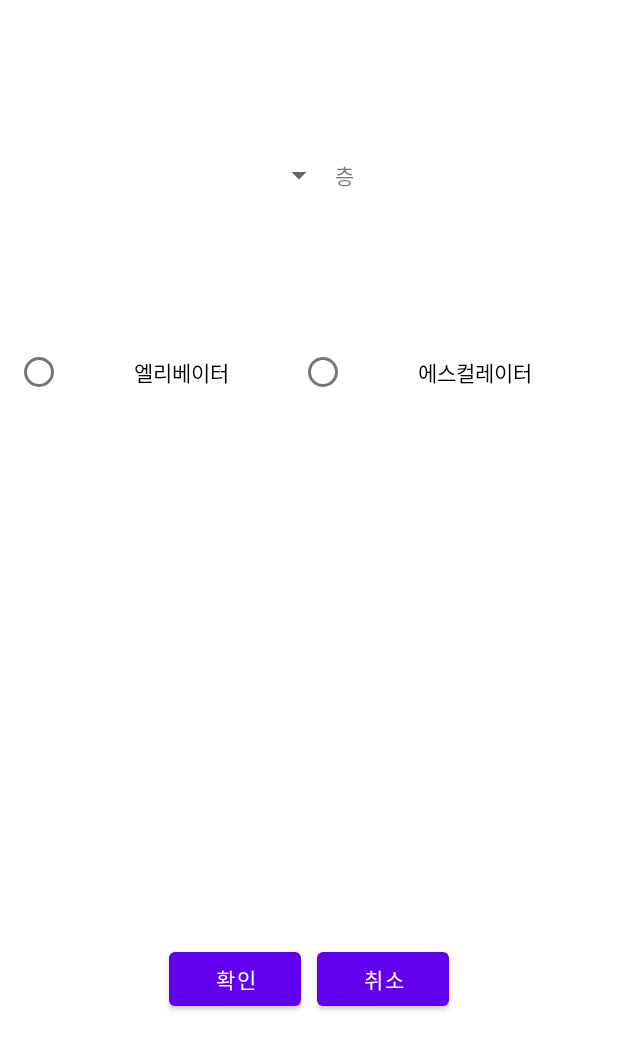
After one commit to buxbee/MartBee, an Android app: the layout custom_dialog.xml on its own in the app's theme, with its tools: preview values and no code run, on a phone screen of 412 x 824 dp. The commit adds this screen. Shown: the top 1050 px of the screen. Run offline under Robolectric (Android 15) with nearby library versions, the phone set to English and light mode, and no system bars.

Commit message:
Add dialog layout, spinner
Custom Dialog

```diff
--- a/app/build.gradle
+++ b/app/build.gradle
@@ -6,7 +6,7 @@ android {
     compileSdk 31
 
     defaultConfig {
-        applicationId "com.example.indoornavi"
+        applicationId "com.example.MartBee"
         minSdk 23
         targetSdk 31
         versionCode 1
--- /dev/null
+++ b/app/src/main/java/com/example/MartBee/CustomDialogClickListener.java
@@ -0,0 +1,6 @@
+package com.example.MartBee;
+
+public interface CustomDialogClickListener {
+    void onPositiveClick();
+    void onNegativeClick();
+}
--- a/app/src/main/java/com/example/indoornavi/ListNote.java
+++ b/app/src/main/java/com/example/MartBee/ListNote.java
@@ -1,4 +1,4 @@
-package com.example.indoornavi;
+package com.example.MartBee;
 
 public class ListNote {
 
--- a/app/src/main/java/com/example/indoornavi/SearchAdapter.java
+++ b/app/src/main/java/com/example/MartBee/SearchAdapter.java
@@ -1,4 +1,4 @@
-package com.example.indoornavi;
+package com.example.MartBee;
 
 import android.content.Context;
 import android.view.LayoutInflater;
--- /dev/null
+++ b/app/src/main/res/layout/custom_dialog.xml
@@ -0,0 +1,78 @@
+<?xml version="1.0" encoding="utf-8"?>
+<LinearLayout xmlns:android="http://schemas.android.com/apk/res/android"
+    xmlns:app="http://schemas.android.com/apk/res-auto"
+    xmlns:tools="http://schemas.android.com/tools"
+    android:layout_width="match_parent"
+    android:layout_height="match_parent"
+    android:orientation="vertical"
+    android:layout_margin="10dp"
+    tools:context=".CustomDialog">
+
+    <LinearLayout
+        android:layout_width="match_parent"
+        android:layout_height="0dp"
+        android:layout_weight="0.8"
+        android:orientation="horizontal"
+        android:gravity="center">
+
+        <Spinner
+            android:id="@+id/spinner"
+            android:layout_width="wrap_content"
+            android:layout_height="wrap_content" />
+        <TextView
+            android:layout_width="wrap_content"
+            android:layout_height="wrap_content"
+            android:text="층"
+            tools:ignore="NestedWeights" />
+
+    </LinearLayout>
+
+    <LinearLayout
+        android:layout_width="match_parent"
+        android:layout_height="0dp"
+        android:layout_weight="1"
+        android:orientation="vertical">
+
+        <RadioGroup
+            android:layout_width="match_parent"
+            android:layout_height="match_parent"
+            android:orientation="horizontal">
+            <RadioButton
+                android:layout_width="wrap_content"
+                android:layout_height="wrap_content"
+                android:layout_weight="1"
+                android:gravity="center"
+                android:text="엘리베이터"/>
+            <RadioButton
+                android:layout_width="wrap_content"
+                android:layout_height="wrap_content"
+                android:layout_weight="1"
+                android:gravity="center"
+                android:text="에스컬레이터" />
+        </RadioGroup>
+    </LinearLayout>
+
+
+    <LinearLayout
+        android:layout_width="match_parent"
+        android:layout_height="0dp"
+        android:layout_weight="1.2"
+        android:orientation="horizontal"
+        android:gravity="center"
+        android:layout_gravity="bottom">
+
+        <Button
+            android:id="@+id/yes"
+            android:layout_width="wrap_content"
+            android:layout_height="wrap_content"
+            android:layout_margin="5dp"
+            android:text="확인"/>
+        <Button
+            android:id="@+id/no"
+            android:layout_width="wrap_content"
+            android:layout_height="wrap_content"
+            android:layout_margin="5dp"
+            android:text="취소"/>
+
+    </LinearLayout>
+</LinearLayout>
```
Also changed, not shown: app/src/main/AndroidManifest.xml (+7 -8 lines), app/src/main/java/com/example/MartBee/CustomDialog.java (added, +77 -0 lines), app/src/main/java/com/example/MartBee/ListAdapter.java (renamed from app/src/main/java/com/example/indoornavi/ListAdapter.java, +18 -6 lines), app/src/main/java/com/example/MartBee/ListFragment.java (renamed from app/src/main/java/com/example/indoornavi/ListFragment.java, +27 -3 lines), app/src/main/java/com/example/MartBee/MainActivity.java (renamed from app/src/main/java/com/example/indoornavi/MainActivity.java, +4 -7 lines), app/src/main/java/com/example/MartBee/ShoppingListActivity.java (added, +77 -0 lines), app/src/main/java/com/example/indoornavi/ShoppingListActivity.java (deleted, +0 -123 lines), 4 other files.
